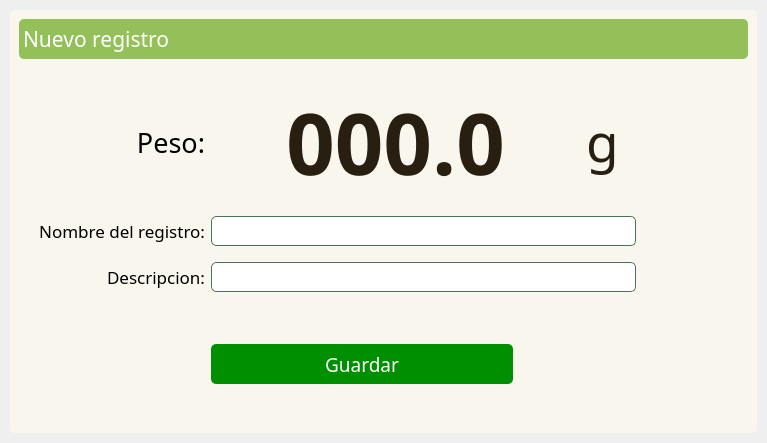
Old version of the form ui_files/create_record.ui in the repository AdrianDali/DaliPeso.
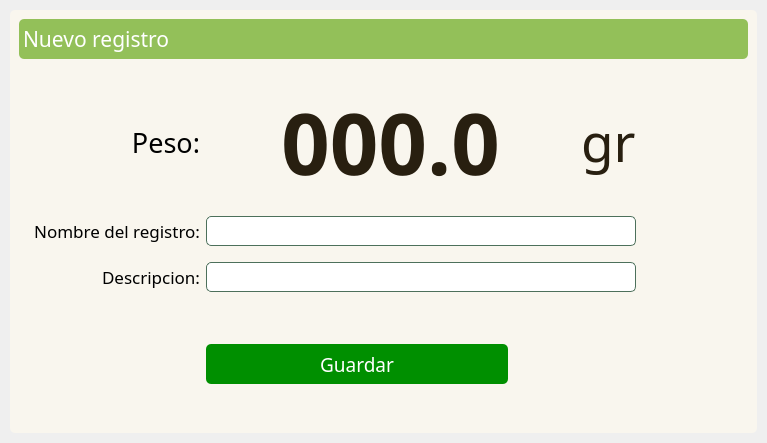
New version of the form. Icons and pictures are not drawn.

The edit to the form file:
```diff
--- a/ui_files/create_record.ui
+++ b/ui_files/create_record.ui
@@ -627,7 +627,7 @@
                    <string notr="true">color: #281F10;</string>
                   </property>
                   <property name="text">
-                   <string>g</string>
+                   <string>gr</string>
                   </property>
                   <property name="alignment">
                    <set>Qt::AlignBottom|Qt::AlignLeading|Qt::AlignLeft</set>
```
